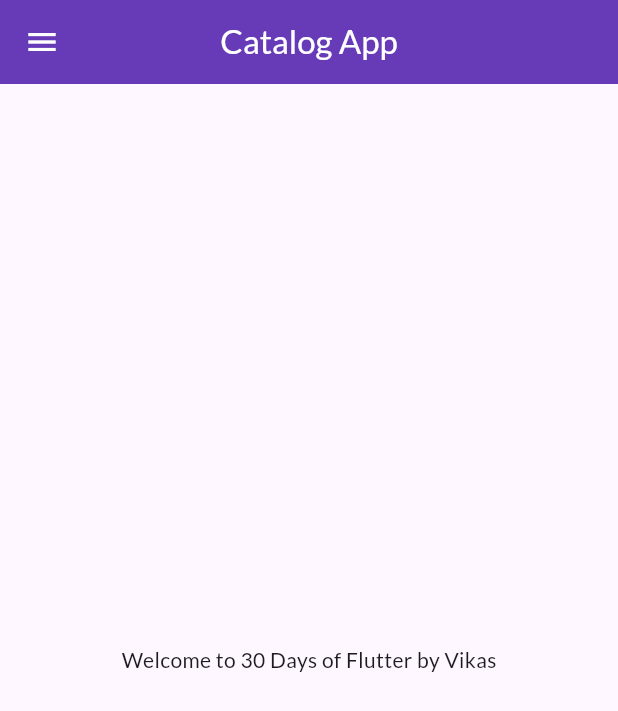
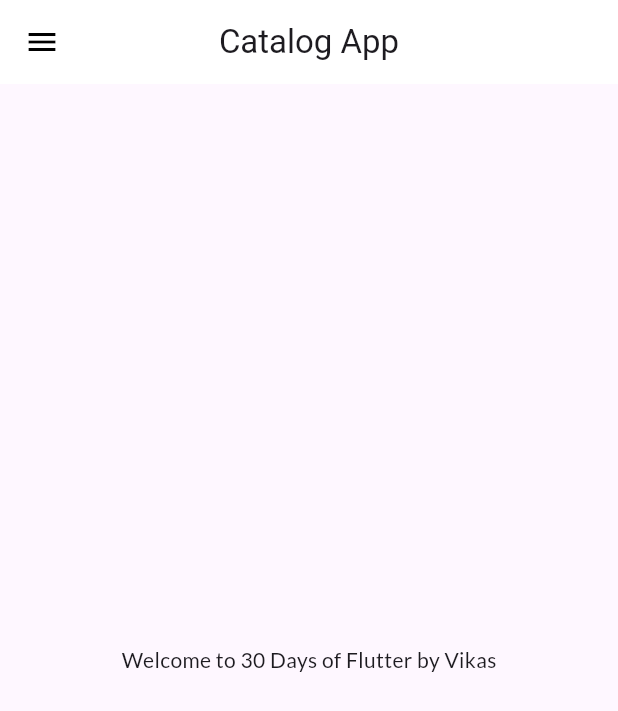
Before and after one commit to silentboy-07/flutter_catalog_app, a Flutter app: the screen it shows after launch, on a phone screen of 412 x 824 dp. Shown: the top 711 px of the screen. Run offline on Flutter 3.47's test engine with Material 3 defaults, Android fonts, the light colour scheme and no system bars; our stand-ins replace google_fonts.

Commit message:
Day 9 Completed

```diff
--- a/lib/main.dart
+++ b/lib/main.dart
@@ -2,7 +2,7 @@
 import 'package:flutter_catalog/pages/home_page.dart';
 import 'package:flutter_catalog/pages/login_page.dart';
 import 'package:flutter_catalog/utils/routes.dart';
-import 'package:google_fonts/google_fonts.dart';
+import 'package:flutter_catalog/widgets/themes.dart';
 
 void main() {
   runApp(MyApp());
@@ -15,12 +15,8 @@
   Widget build(BuildContext context) {
     return MaterialApp(
       themeMode: ThemeMode.light,
-      theme: ThemeData(
-        primarySwatch: Colors.deepPurple,
-        fontFamily: GoogleFonts.lato().fontFamily,
-      ),
-
-      darkTheme: ThemeData(brightness: Brightness.dark),
+      theme: MyTheme.lightTheme(context),
+      darkTheme: MyTheme.darkTheme(context),
       debugShowCheckedModeBanner: false,
       initialRoute: MyRoutes.homeRoute,
       routes: {
--- a/lib/pages/home_page.dart
+++ b/lib/pages/home_page.dart
@@ -9,12 +9,7 @@
   @override
   Widget build(BuildContext context) {
     return Scaffold(
-      appBar: AppBar(
-        title: Text("Catalog App"),
-        centerTitle: true,
-        backgroundColor: Colors.deepPurple,
-        foregroundColor: Colors.white,
-      ),
+      appBar: AppBar(centerTitle: true, title: Text("Catalog App")),
       body: Center(child: Text("Welcome to $days Days of Flutter by $name")),
       drawer: MyDrawer(),
     );
--- /dev/null
+++ b/lib/widgets/themes.dart
@@ -0,0 +1,18 @@
+import 'package:flutter/material.dart';
+import 'package:google_fonts/google_fonts.dart';
+
+class MyTheme {
+  static ThemeData lightTheme(BuildContext context) => ThemeData(
+    primaryColor: Colors.deepPurple,
+    fontFamily: GoogleFonts.lato().fontFamily,
+    appBarTheme: AppBarTheme(
+      color: Colors.white,
+      elevation: 0.0,
+      iconTheme: IconThemeData(color: Colors.black),
+      textTheme: Theme.of(context).textTheme,
+    ),
+  );
+
+  static ThemeData darkTheme(BuildContext context) =>
+      ThemeData(brightness: Brightness.dark);
+}
```
Also changed, not shown: lib/models/catalog.dart (added, +22 -0 lines).
